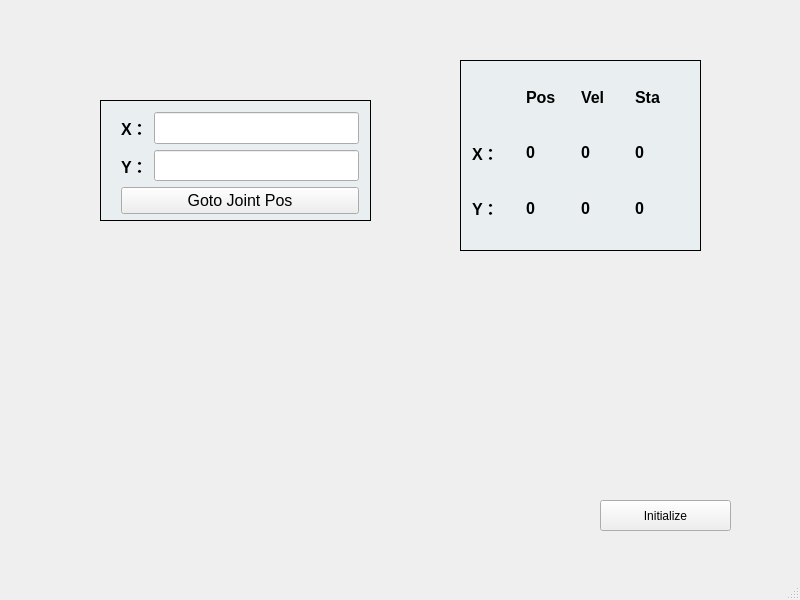
This is ui_mainwindow.ui in Qininining/XYPlatform as Qt 5 draws it before an edit. The edited form follows.
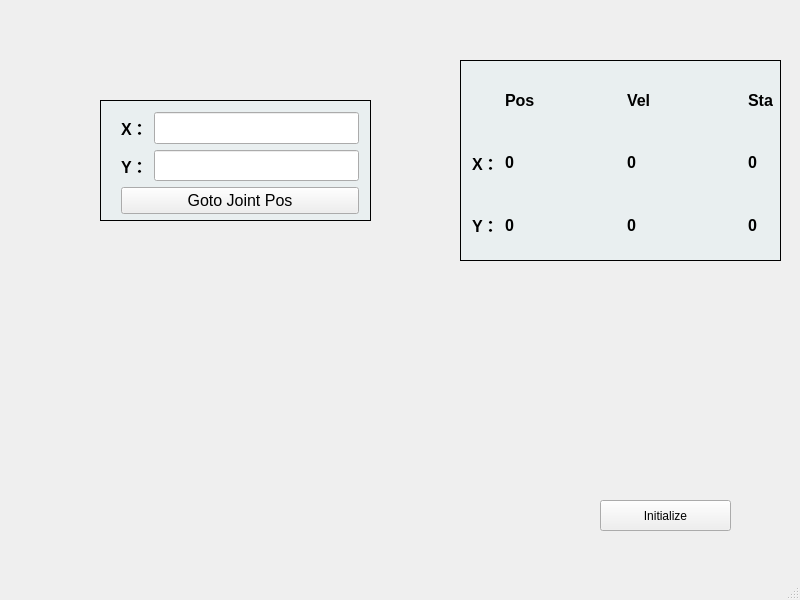
This is the edited form.

```diff
--- a/ui_mainwindow.ui
+++ b/ui_mainwindow.ui
@@ -35,7 +35,7 @@
      <rect>
       <x>450</x>
       <y>50</y>
-      <width>261</width>
+      <width>341</width>
       <height>221</height>
      </rect>
     </property>
@@ -44,8 +44,8 @@
       <rect>
        <x>10</x>
        <y>10</y>
-       <width>241</width>
-       <height>191</height>
+       <width>321</width>
+       <height>201</height>
       </rect>
      </property>
      <property name="styleSheet">
@@ -56,16 +56,16 @@
       <string/>
      </property>
     </widget>
-    <widget class="QWidget" name="">
+    <widget class="QWidget" name="layoutWidget">
      <property name="geometry">
       <rect>
        <x>22</x>
        <y>22</y>
-       <width>211</width>
-       <height>161</height>
+       <width>301</width>
+       <height>181</height>
       </rect>
      </property>
-     <layout class="QGridLayout" name="gridLayout">
+     <layout class="QGridLayout" name="gridLayout" columnstretch="1,5,5,1">
       <item row="0" column="1">
        <widget class="QLabel" name="label_22">
         <property name="font">
```
Left out of the diff: 2 changed lines with no effect on the pictures.
